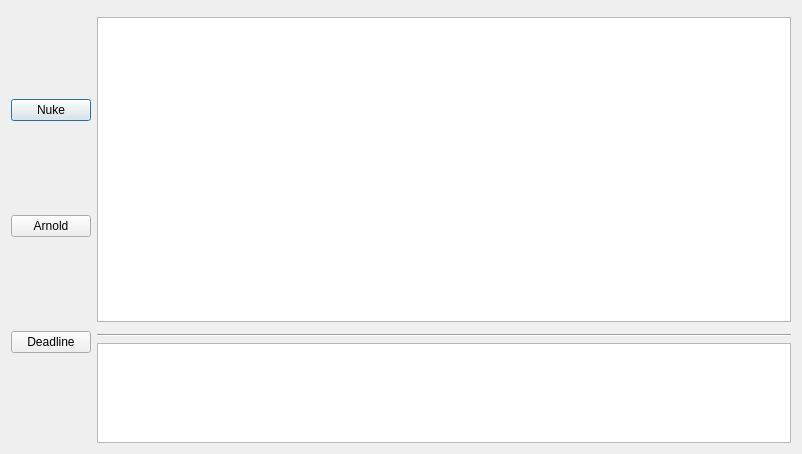
First picture: the form in resources/dialog.ui, repository qpskcn1/tk-multi-licensemonitor, before the edit.
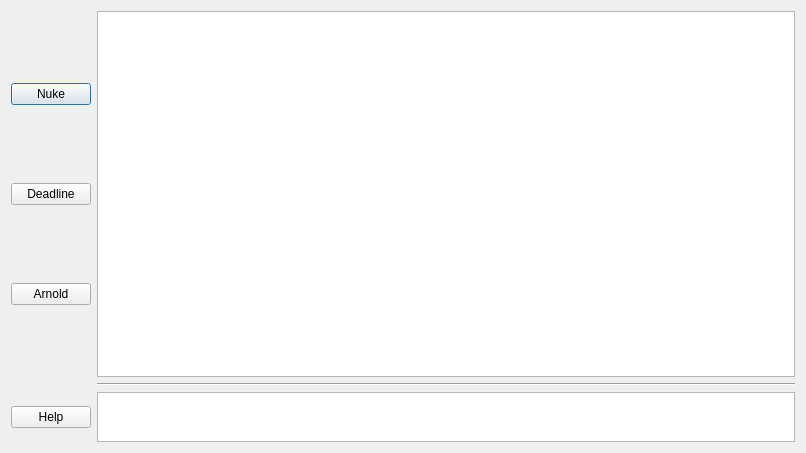
Second picture: the form after the edit.

The edit to the form file:
```diff
--- a/resources/dialog.ui
+++ b/resources/dialog.ui
@@ -6,8 +6,8 @@
    <rect>
     <x>0</x>
     <y>0</y>
-    <width>802</width>
-    <height>454</height>
+    <width>806</width>
+    <height>453</height>
    </rect>
   </property>
   <property name="sizePolicy">
@@ -20,35 +20,7 @@
    <string>Dialog</string>
   </property>
   <layout class="QGridLayout" name="gridLayout">
-   <item row="0" column="0" rowspan="5">
-    <layout class="QVBoxLayout" name="verticalLayout">
-     <property name="sizeConstraint">
-      <enum>QLayout::SetNoConstraint</enum>
-     </property>
-     <item>
-      <widget class="QPushButton" name="NukeBtn">
-       <property name="text">
-        <string>Nuke</string>
-       </property>
-      </widget>
-     </item>
-     <item>
-      <widget class="QPushButton" name="ArnoldBtn">
-       <property name="text">
-        <string>Arnold</string>
-       </property>
-      </widget>
-     </item>
-     <item>
-      <widget class="QPushButton" name="DeadlineBtn">
-       <property name="text">
-        <string>Deadline</string>
-       </property>
-      </widget>
-     </item>
-    </layout>
-   </item>
-   <item row="4" column="2">
+   <item row="4" column="1">
     <widget class="QTextBrowser" name="textBrowser">
      <property name="sizePolicy">
       <sizepolicy hsizetype="Expanding" vsizetype="Preferred">
@@ -59,21 +31,56 @@
      <property name="maximumSize">
       <size>
        <width>16777215</width>
-       <height>100</height>
+       <height>50</height>
       </size>
      </property>
     </widget>
    </item>
-   <item row="1" column="2">
-    <widget class="QTreeView" name="treeView"/>
-   </item>
-   <item row="3" column="2">
+   <item row="3" column="1">
     <widget class="Line" name="line">
      <property name="orientation">
       <enum>Qt::Horizontal</enum>
      </property>
     </widget>
    </item>
+   <item row="1" column="1">
+    <widget class="QTreeView" name="treeView"/>
+   </item>
+   <item row="1" column="0">
+    <layout class="QVBoxLayout" name="verticalLayout">
+     <property name="sizeConstraint">
+      <enum>QLayout::SetNoConstraint</enum>
+     </property>
+     <item>
+      <widget class="QPushButton" name="NukeBtn">
+       <property name="text">
+        <string>Nuke</string>
+       </property>
+      </widget>
+     </item>
+     <item>
+      <widget class="QPushButton" name="DeadlineBtn">
+       <property name="text">
+        <string>Deadline</string>
+       </property>
+      </widget>
+     </item>
+     <item>
+      <widget class="QPushButton" name="ArnoldBtn">
+       <property name="text">
+        <string>Arnold</string>
+       </property>
+      </widget>
+     </item>
+    </layout>
+   </item>
+   <item row="4" column="0">
+    <widget class="QPushButton" name="HelpBtn">
+     <property name="text">
+      <string>Help</string>
+     </property>
+    </widget>
+   </item>
   </layout>
  </widget>
  <resources/>
```
